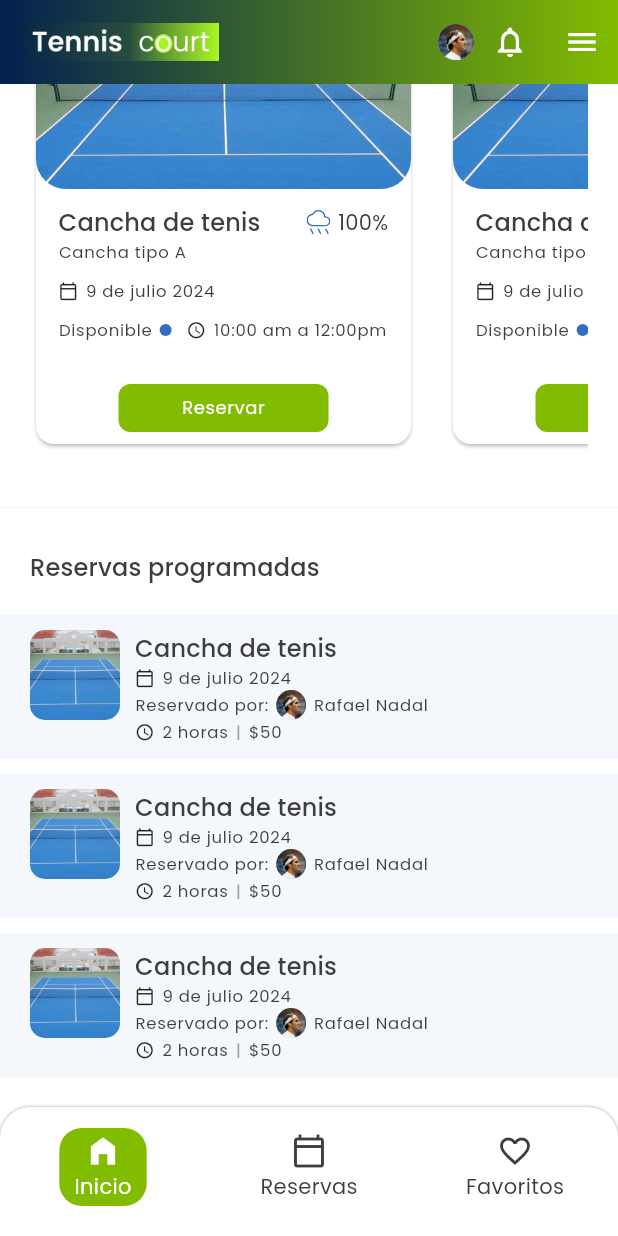
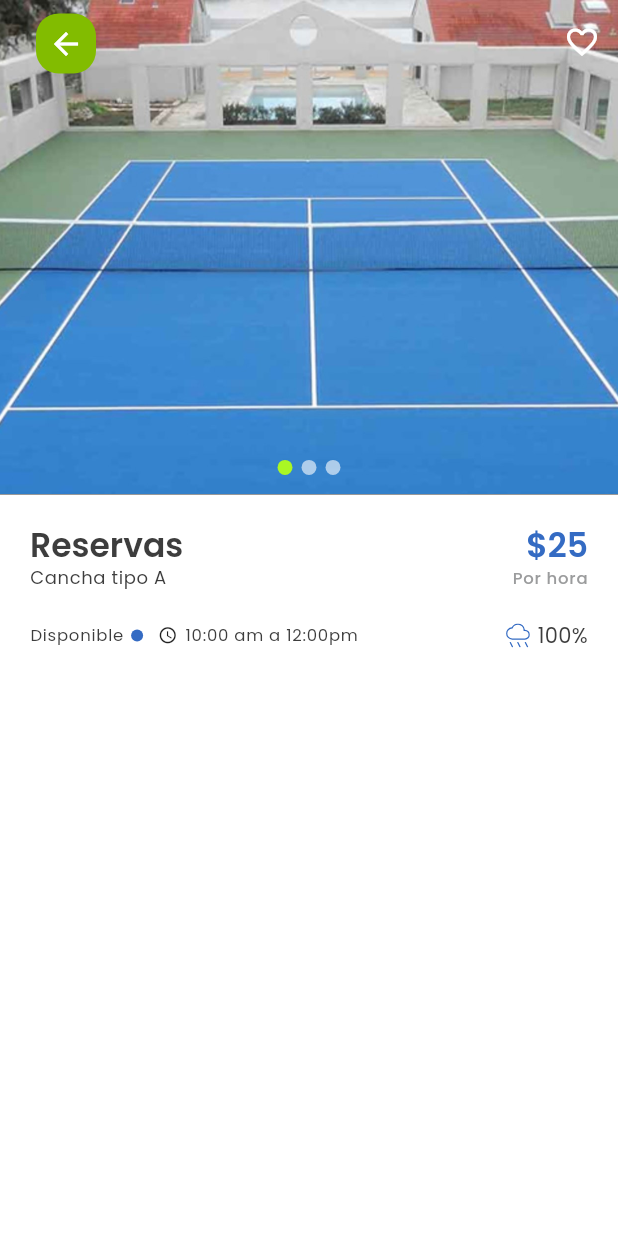
Before and after one commit to Danthology96/tennis-court-app, a Flutter app: the HomePage screen opened by its route, scrolled down 182 dp, after a tap on "Reservar", on a phone screen of 412 x 824 dp. Run offline on Flutter 3.47's test engine with Material 3 defaults, Android fonts, the phone set to English and light mode, and no system bars; drawn by our look-alikes of card_swiper; our stand-ins replace bot_toast, equatable, flutter_bloc, flutter_form_builder, flutter_secure_storage, flutter_svg and 3 more; accounts and stored records are empty; generated files the repository leaves out were written again.

Commit message:
💄 Reservation page with slideshow and appbar

```diff
--- a/lib/config/router/app_router.dart
+++ b/lib/config/router/app_router.dart
@@ -82,6 +82,14 @@ class AppRouter {
         ),
       ),
 
+      /// Reservation Page
+      GoRoute(
+        parentNavigatorKey: _rootNavigatorKey,
+        path: ReservationPage.path,
+        name: ReservationPage.name,
+        builder: (context, state) => const ReservationPage(),
+      ),
+
       /// StatefullShellRoute used to preserve the state of the routes included
       /// in the bottomnavigationbar tabs, each tab will have it's own routes
       StatefulShellRoute.indexedStack(
--- a/lib/config/router/home_branch.dart
+++ b/lib/config/router/home_branch.dart
@@ -1,6 +1,4 @@
 import 'package:go_router/go_router.dart';
-import 'package:tennis_court_app/features/reserve/presentation/screens/favorites_page.dart';
-import 'package:tennis_court_app/features/reserve/presentation/screens/reserves_page.dart';
 import 'package:tennis_court_app/features/reserve/reserve.dart';
 
 /// Home branch
@@ -16,12 +14,12 @@ final List<StatefulShellBranch> mainBranch = [
     ],
   ),
   StatefulShellBranch(
-    initialLocation: ReservesPage.path,
+    initialLocation: ReservationListPage.path,
     routes: <RouteBase>[
       GoRoute(
-        path: ReservesPage.path,
-        name: ReservesPage.name,
-        builder: (context, state) => const ReservesPage(),
+        path: ReservationListPage.path,
+        name: ReservationListPage.name,
+        builder: (context, state) => const ReservationListPage(),
       ),
     ],
   ),
--- a/lib/config/theme/app_color_scheme.dart
+++ b/lib/config/theme/app_color_scheme.dart
@@ -20,4 +20,5 @@ final appColorScheme = ColorScheme.fromSeed(
   onSurfaceVariant: AppColors.grayTextColor,
   surfaceContainer: AppColors.containerColor,
   surfaceContainerHighest: AppColors.backgroundGrayColor,
+  onPrimaryFixedVariant: AppColors.grayColorAccent,
 );
--- a/lib/config/theme/app_colors.dart
+++ b/lib/config/theme/app_colors.dart
@@ -11,4 +11,5 @@ class AppColors {
   static const Color grayTextColor = Color(0xff9B9C9D);
   static const Color errorColor = Color(0xffE55C57);
   static const Color containerColor = Color(0xff82BC00);
+  static const Color grayColorAccent = Color(0xff707070);
 }
--- a/lib/features/auth/presentation/screens/login_page.dart
+++ b/lib/features/auth/presentation/screens/login_page.dart
@@ -92,22 +92,10 @@ class __LoginPageStateBody extends State<_LoginPageBody> {
             Positioned(
               top: 24,
               left: 30,
-              child: IconButton.filled(
+              child: BackArrow(
                 onPressed: () {
                   context.go(WelcomePage.path);
                 },
-                style: FilledButton.styleFrom(
-                  shape: const RoundedRectangleBorder(
-                    borderRadius: BorderRadius.all(
-                      Radius.circular(15),
-                    ),
-                  ),
-                  backgroundColor: colorScheme.surfaceContainer,
-                ),
-                icon: Icon(
-                  Icons.arrow_back,
-                  color: colorScheme.surface,
-                ),
               ),
             ),
           ],
--- a/lib/features/auth/presentation/screens/register_page.dart
+++ b/lib/features/auth/presentation/screens/register_page.dart
@@ -90,26 +90,13 @@ class __RegisterPageStateBody extends State<_RegisterPageBody> {
             ),
 
             Positioned(
-              top: 24,
-              left: 30,
-              child: IconButton.filled(
-                onPressed: () {
-                  context.go(WelcomePage.path);
-                },
-                style: FilledButton.styleFrom(
-                  shape: const RoundedRectangleBorder(
-                    borderRadius: BorderRadius.all(
-                      Radius.circular(15),
-                    ),
-                  ),
-                  backgroundColor: colorScheme.surfaceContainer,
-                ),
-                icon: Icon(
-                  Icons.arrow_back,
-                  color: colorScheme.surface,
-                ),
-              ),
-            ),
+                top: 24,
+                left: 30,
+                child: BackArrow(
+                  onPressed: () {
+                    context.go(WelcomePage.path);
+                  },
+                )),
           ],
         ),
       ),
--- a/lib/features/reserve/presentation/screens/reserves_page.dart
+++ b/lib/features/reserve/presentation/screens/reservation_list_page.dart
@@ -1,16 +1,16 @@
 import 'package:flutter/material.dart';
 
-class ReservesPage extends StatelessWidget {
-  const ReservesPage({super.key});
+class ReservationListPage extends StatelessWidget {
+  const ReservationListPage({super.key});
 
-  static const name = 'reserves';
+  static const name = 'reservation-list';
   static const path = '/$name';
 
   @override
   Widget build(BuildContext context) {
     return const Scaffold(
       body: Center(
-        child: Text('Reserves Page'),
+        child: Text('Reservation List Page'),
       ),
     );
   }
--- /dev/null
+++ b/lib/features/reserve/presentation/screens/reservation_page.dart
@@ -0,0 +1,75 @@
+import 'package:flutter/material.dart';
+import 'package:flutter_bloc/flutter_bloc.dart';
+import 'package:tennis_court_app/features/auth/auth.dart';
+import 'package:tennis_court_app/features/reserve/reserve.dart';
+import 'package:tennis_court_app/features/shared/shared.dart';
+
+class ReservationPage extends StatelessWidget {
+  const ReservationPage({super.key});
+
+  static const name = 'reservation';
+  static const path = '/$name';
+
+  @override
+  Widget build(BuildContext context) {
+    final textTheme = Theme.of(context).textTheme;
+    final colorScheme = Theme.of(context).colorScheme;
+    final authCubit = context.watch<AuthCubit>();
+    const spacer = SizedBox(height: 20);
+    const halfSpacer = SizedBox(height: 10);
+
+    return Scaffold(
+      body: CustomScrollView(
+        slivers: [
+          const ReservationAppbar(),
+          SliverList(
+              delegate: SliverChildListDelegate([
+            Padding(
+              padding: const EdgeInsets.symmetric(horizontal: 20),
+              child: Column(
+                crossAxisAlignment: CrossAxisAlignment.start,
+                children: [
+                  spacer,
+                  Row(
+                    mainAxisAlignment: MainAxisAlignment.spaceBetween,
+                    children: [
+                      Text(
+                        'Reservas',
+                        style: textTheme.titleLarge?.copyWith(
+                          fontWeight: FontWeight.w600,
+                        ),
+                      ),
+                      Text(
+                        "\$25",
+                        style: textTheme.titleLarge?.copyWith(
+                            fontWeight: FontWeight.w600,
+                            color: colorScheme.tertiary),
+                      )
+                    ],
+                  ),
+                  Row(
+                    mainAxisAlignment: MainAxisAlignment.spaceBetween,
+                    children: [
+                      Text('Cancha tipo A', style: textTheme.bodySmall),
+                      Text("Por hora",
+                          style: textTheme.labelSmall
+                              ?.copyWith(color: colorScheme.onSurfaceVariant)),
+                    ],
+                  ),
+                  spacer,
+                  const Row(
+                    children: [
+                      Expanded(child: CourtAvailability()),
+                      ClimateWidget(),
+                    ],
+                  ),
+                  spacer,
+                ],
+              ),
+            ),
+          ])),
+        ],
+      ),
+    );
+  }
+}
--- a/lib/features/reserve/presentation/screens/screens.dart
+++ b/lib/features/reserve/presentation/screens/screens.dart
@@ -1,2 +1,5 @@
 export 'main_screen.dart';
 export 'home_page.dart';
+export 'favorites_page.dart';
+export 'reservation_page.dart';
+export 'reservation_list_page.dart';
--- /dev/null
+++ b/lib/features/reserve/presentation/widgets/info_widgets/climate_widget.dart
@@ -0,0 +1,27 @@
+import 'package:flutter/material.dart';
+import 'package:flutter_svg/svg.dart';
+
+class ClimateWidget extends StatelessWidget {
+  const ClimateWidget({
+    super.key,
+  });
+
+  @override
+  Widget build(BuildContext context) {
+    return Row(
+      children: [
+        SvgPicture.asset(
+          'assets/icons/rainy_icon.svg',
+          width: 16,
+          height: 16,
+        ),
+        const SizedBox(width: 5),
+        const Text(
+          '100%',
+          overflow: TextOverflow.ellipsis,
+          maxLines: 1,
+        ),
+      ],
+    );
+  }
+}
--- /dev/null
+++ b/lib/features/reserve/presentation/widgets/info_widgets/court_availability.dart
@@ -0,0 +1,54 @@
+import 'package:flutter/material.dart';
+
+class CourtAvailability extends StatelessWidget {
+  const CourtAvailability({
+    super.key,
+  });
+
+  @override
+  Widget build(BuildContext context) {
+    final textTheme = Theme.of(context).textTheme;
+    final colorScheme = Theme.of(context).colorScheme;
+    final captionTheme =
+        textTheme.labelSmall?.copyWith(fontWeight: FontWeight.w400);
+    return Row(
+      children: [
+        Row(
+          children: [
+            Text(
+              'Disponible',
+              overflow: TextOverflow.ellipsis,
+              maxLines: 1,
+              style: captionTheme,
+            ),
+            const SizedBox(width: 5),
+            Container(
+              width: 8,
+              height: 8,
+              decoration: BoxDecoration(
+                  shape: BoxShape.circle, color: colorScheme.tertiary),
+            )
+          ],
+        ),
+        const SizedBox(width: 10),
+        Expanded(
+          child: Row(
+            children: [
+              const Icon(
+                Icons.access_time_outlined,
+                size: 13,
+              ),
+              const SizedBox(width: 5),
+              Text(
+                '10:00 am a 12:00pm',
+                overflow: TextOverflow.ellipsis,
+                maxLines: 1,
+                style: captionTheme,
+              ),
+            ],
+          ),
+        ),
+      ],
+    );
+  }
+}
--- /dev/null
+++ b/lib/features/reserve/presentation/widgets/info_widgets/info_widgets.dart
@@ -0,0 +1,2 @@
+export 'climate_widget.dart';
+export 'court_availability.dart';
--- a/lib/features/reserve/presentation/widgets/tiles/reservation_card.dart
+++ b/lib/features/reserve/presentation/widgets/tiles/reservation_card.dart
@@ -1,5 +1,6 @@
 import 'package:flutter/material.dart';
-import 'package:flutter_svg/svg.dart';
+import 'package:go_router/go_router.dart';
+import 'package:tennis_court_app/features/reserve/reserve.dart';
 import 'package:tennis_court_app/features/shared/shared.dart';
 
 class ReservationCard extends StatelessWidget {
@@ -56,21 +57,7 @@ class ReservationCard extends StatelessWidget {
                     const SizedBox(
                       width: 10,
                     ),
-                    Row(
-                      children: [
-                        SvgPicture.asset(
-                          'assets/icons/rainy_icon.svg',
-                          width: 16,
-                          height: 16,
-                        ),
-                        const SizedBox(width: 5),
-                        const Text(
-                          '100%',
-                          overflow: TextOverflow.ellipsis,
-                          maxLines: 1,
-                        ),
-                      ],
-                    ),
+                    const ClimateWidget(),
                   ],
                 ),
                 Text('Cancha tipo A', style: captionTheme),
@@ -91,52 +78,15 @@ class ReservationCard extends StatelessWidget {
                   ],
                 ),
                 spacer,
-                Row(
-                  children: [
-                    Row(
-                      children: [
-                        Text(
-                          'Disponible',
-                          overflow: TextOverflow.ellipsis,
-                          maxLines: 1,
-                          style: captionTheme,
-                        ),
-                        const SizedBox(width: 5),
-                        Container(
-                          width: 8,
-                          height: 8,
-                          decoration: BoxDecoration(
-                              shape: BoxShape.circle,
-                              color: colorScheme.tertiary),
-                        )
-                      ],
-                    ),
-                    const SizedBox(width: 10),
-                    Expanded(
-                      child: Row(
-                        children: [
-                          const Icon(
-                            Icons.access_time_outlined,
-                            size: 13,
-                          ),
-                          const SizedBox(width: 5),
-                          Text(
-                            '10:00 am a 12:00pm',
-                            overflow: TextOverflow.ellipsis,
-                            maxLines: 1,
-                            style: captionTheme,
-                          ),
-                        ],
-                      ),
-                    ),
-                  ],
-                ),
+                const CourtAvailability(),
                 spacer,
                 spacer,
                 Padding(
                   padding: const EdgeInsets.symmetric(horizontal: 40),
                   child: CustomFilledButton(
-                    onPressed: () {},
+                    onPressed: () {
+                      context.pushNamed(ReservationPage.name);
+                    },
                     height: 32,
                     text: 'Reservar',
                     textStyle: textTheme.bodySmall?.copyWith(
--- a/lib/features/reserve/presentation/widgets/widgets.dart
+++ b/lib/features/reserve/presentation/widgets/widgets.dart
@@ -2,3 +2,4 @@ export 'navbars/custom_nav_bar.dart';
 export 'tiles/reservation_tile.dart';
 export 'tiles/reservation_card.dart';
 export 'court_horizontal_list_view.dart';
+export 'info_widgets/info_widgets.dart';
--- a/lib/features/shared/presentation/widgets/appbar/appbar.dart
+++ b/lib/features/shared/presentation/widgets/appbar/appbar.dart
@@ -1,3 +1,5 @@
 export 'custom_appbar.dart';
 export 'side_menu.dart';
 export 'profile_circle_avatar.dart';
+export 'reservation_appbar.dart';
+export 'back_arrow.dart';
--- /dev/null
+++ b/lib/features/shared/presentation/widgets/appbar/back_arrow.dart
@@ -0,0 +1,29 @@
+import 'package:flutter/material.dart';
+
+class BackArrow extends StatelessWidget {
+  const BackArrow({
+    super.key,
+    this.onPressed,
+  });
+  final void Function()? onPressed;
+
+  @override
+  Widget build(BuildContext context) {
+    final colorScheme = Theme.of(context).colorScheme;
+    return IconButton.filled(
+      onPressed: onPressed,
+      style: FilledButton.styleFrom(
+        shape: const RoundedRectangleBorder(
+          borderRadius: BorderRadius.all(
+            Radius.circular(15),
+          ),
+        ),
+        backgroundColor: colorScheme.surfaceContainer,
+      ),
+      icon: Icon(
+        Icons.arrow_back,
+        color: colorScheme.surface,
+      ),
+    );
+  }
+}
--- /dev/null
+++ b/lib/features/shared/presentation/widgets/appbar/reservation_appbar.dart
@@ -0,0 +1,71 @@
+import 'package:card_swiper/card_swiper.dart';
+import 'package:flutter/material.dart';
+import 'package:go_router/go_router.dart';
+import 'package:tennis_court_app/features/shared/presentation/presentation.dart';
+
+class ReservationAppbar extends StatelessWidget {
+  const ReservationAppbar({super.key});
+
+  @override
+  Widget build(BuildContext context) {
+    final size = MediaQuery.of(context).size;
+    final colorScheme = Theme.of(context).colorScheme;
+    return SliverAppBar(
+        expandedHeight: size.height * 0.4,
+        leadingWidth: 100,
+        pinned: true,
+        backgroundColor: Colors.black,
+        foregroundColor: Colors.white,
+        leading: Stack(
+          children: [
+            Positioned(
+              top: 5,
+              left: 20,
+              child: BackArrow(
+                onPressed: () {
+                  context.pop();
+                },
+              ),
+            ),
+          ],
+        ),
+        actions: [
+          IconButton(
+            icon: const Icon(Icons.favorite_border),
+            onPressed: () {},
+          ),
+        ],
+        flexibleSpace: FlexibleSpaceBar(
+          titlePadding: const EdgeInsets.symmetric(horizontal: 10, vertical: 5),
+          background: Stack(
+            children: [
+              Swiper(
+                viewportFraction: 1,
+                scale: 0.9,
+                autoplay: true,
+                itemCount: 3,
+                pagination: SwiperPagination(
+                    alignment: Alignment.bottomCenter,
+                    builder: DotSwiperPaginationBuilder(
+                      color: colorScheme.surface.withOpacity(0.6),
+                      activeColor: colorScheme.secondary,
+                    )),
+                itemBuilder: (context, index) {
+                  return FadeInImage(
+                    placeholder: const AssetImage(
+                      "assets/images/no-image.png",
+                    ),
+                    placeholderFit: BoxFit.cover,
+                    image: AssetImage(
+                      "assets/images/tennis-court-${index + 1}.jpg",
+                    ),
+                    fit: BoxFit.cover,
+                  );
+                },
+                fade: 0.1,
+              ),
+            ],
+          ),
+        ));
+  }
+}
--- a/pubspec.yaml
+++ b/pubspec.yaml
@@ -9,6 +9,7 @@ environment:
 dependencies:
   animate_do: ^3.3.4
   bot_toast: ^4.1.3
+  card_swiper: ^3.0.1
   cupertino_icons: ^1.0.6
   dio: ^5.6.0
   equatable: ^2.0.5
```
Also changed, not shown: assets/images/no-image.png (added), pubspec.lock.
